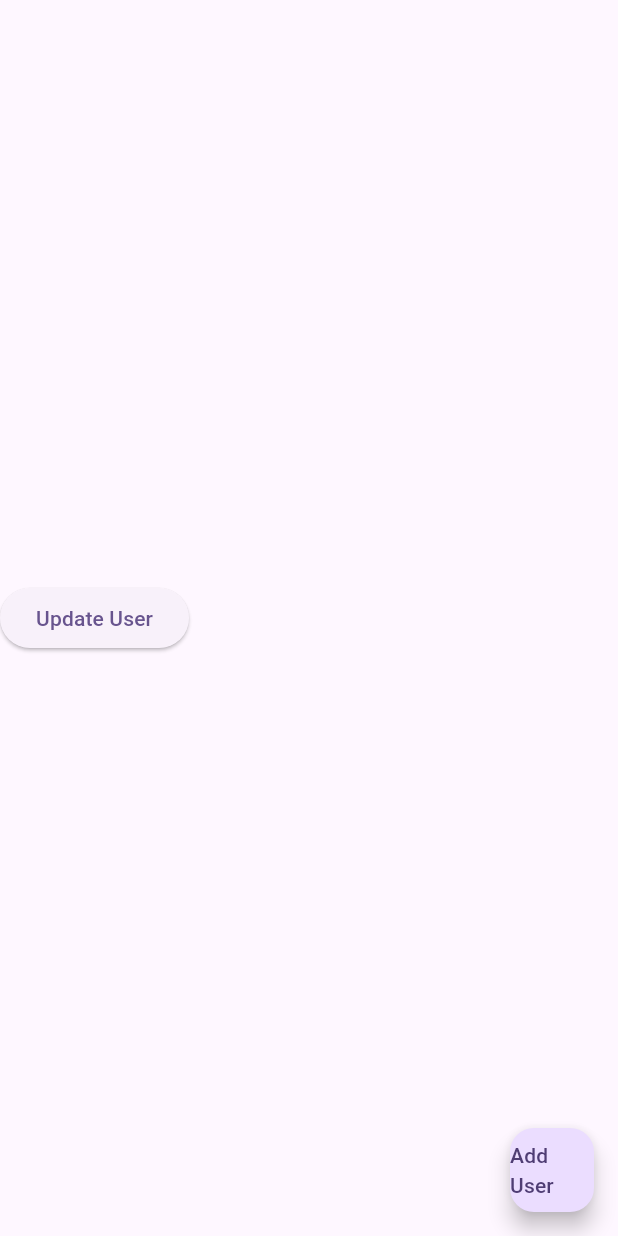
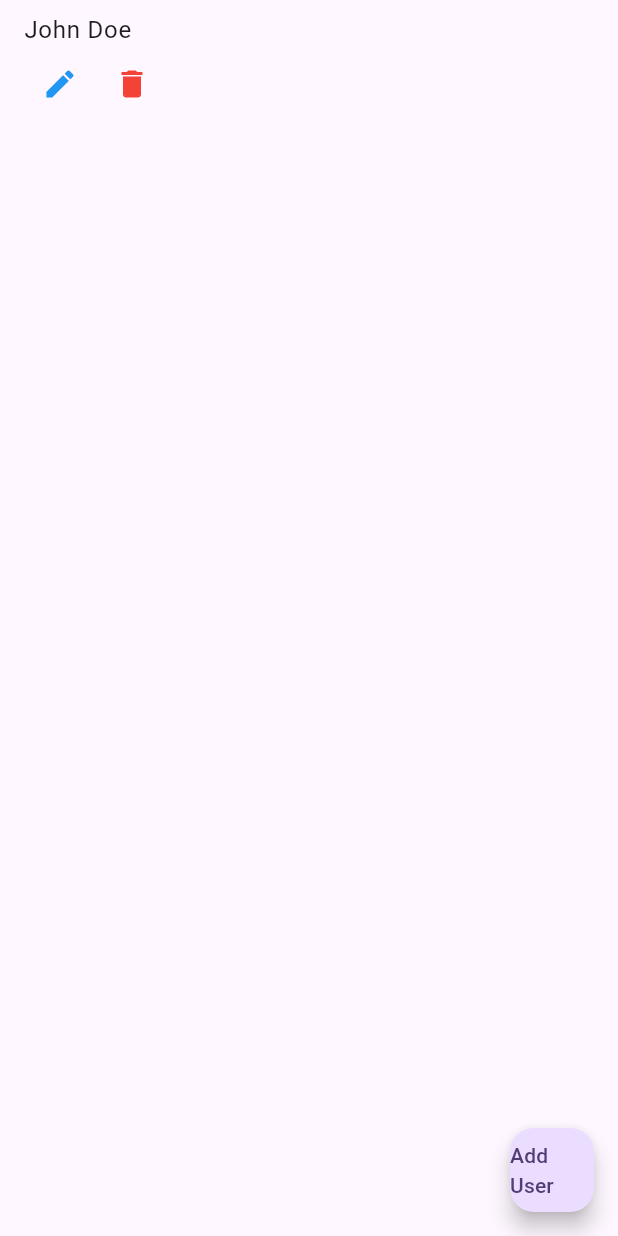
Before and after one commit to massil30/Flutter_Firebase, a Flutter app: the screen it shows after launch, after a tap on "Add User", on a phone screen of 412 x 824 dp. Run offline on Flutter 3.47's test engine with Material 3 defaults, Android fonts, the phone set to English and light mode, and no system bars; our stand-ins replace cloud_firestore, firebase_auth, firebase_core, get, google_sign_in; accounts and stored records are empty; generated files the repository leaves out were written again.

Commit message:
FireStore Crud Operations

```diff
--- a/lib/Firestore/firestore_view.dart
+++ b/lib/Firestore/firestore_view.dart
@@ -1,6 +1,9 @@
+import 'package:firebase_auth/firebase_auth.dart';
 import 'package:flutter/material.dart';
 import 'package:flutter_firebase/Firestore/firestore_services.dart';
 import 'package:flutter_firebase/Firestore/user_model.dart';
+import 'package:get/get.dart';
+import 'package:get/get_core/src/get_main.dart';
 
 class Firestore_View extends StatefulWidget {
   const Firestore_View({super.key});
@@ -22,27 +25,75 @@ class _Firestore_ViewState extends State<Firestore_View> {
                   photo_url: 'https://example.com/photo.jpg',
                   email: 'john.doe@example.com',
                   function: 'Developer'))
-              .then((value) => print('User added successfully'));
+              .then((value) {
+            print('User added successfully');
+
+            setState(() {});
+          });
         },
         child: const Text('Add User'),
       ),
-      body: Column(
-        mainAxisAlignment: MainAxisAlignment.center,
-        crossAxisAlignment: CrossAxisAlignment.center,
-        children: [
-          ElevatedButton(
-              onPressed: () {
-                firestoreService
-                    .updateUser(UserModel(
-                        full_name: 'Hello World',
-                        photo_url: 'photo_url',
-                        email: 'email',
-                        function: 'function'))
-                    .then((value) => print('User updated successfully'));
-              },
-              child: const Text('Update User')),
-        ],
+      body: FutureBuilder<List<UserModel>>(
+        future: firestoreService.get_all_Users(),
+        builder: (context, snapshot) {
+          if (snapshot.connectionState == ConnectionState.waiting) {
+            return const Center(child: CircularProgressIndicator());
+          }
+          if (snapshot.hasError) {
+            return Center(child: Text('Error: ${snapshot.error}'));
+          }
+          if (!snapshot.hasData || snapshot.data!.isEmpty) {
+            return const Center(child: Text('No users found'));
+          }
+          final users = snapshot.data!;
+          return list_of_users(users);
+        },
       ),
     );
   }
+
+  ListView list_of_users(List<UserModel> users) {
+    return ListView.builder(
+      itemCount: users.length,
+      itemBuilder: (context, index) {
+        final user = users[index];
+
+        return ListTile(
+            title: Text(user.full_name ?? 'No ID'),
+            subtitle: Row(
+              children: [
+                IconButton(
+                  icon: Icon(Icons.edit, color: Colors.blue),
+                  onPressed: () {
+                    // Open edit screen
+                    firestoreService
+                        .updateUser(UserModel(
+                      id: user.id,
+                      full_name: 'Massil',
+                      photo_url: 'Taswiiira',
+                      email: 'user.email',
+                      function: '9owaa',
+                    ))
+                        .then((value) {
+                      Get.defaultDialog(
+                          textCustom: 'User updated successfully');
+                      setState(() {});
+                    });
+                  },
+                ),
+                IconButton(
+                  icon: Icon(Icons.delete, color: Colors.red),
+                  onPressed: () {
+                    firestoreService.deleteUser(user.id!).then((value) {
+                      Get.defaultDialog(
+                          textCustom: 'User deleted successfully');
+                      setState(() {});
+                    });
+                  },
+                ),
+              ],
+            ));
+      },
+    );
+  }
 }
--- a/lib/Firestore/user_model.dart
+++ b/lib/Firestore/user_model.dart
@@ -33,7 +33,7 @@ class UserModel {
       userPhotoUrl: photo_url,
       userEmail: email,
       userFunction: function,
-      userId: id,
+      // Remove Id Because I won't push it Firestore auto generates it
     };
   }
 }
```
